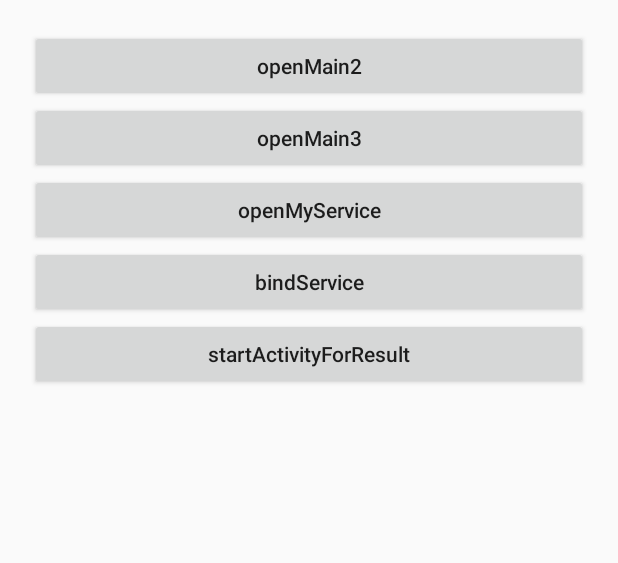
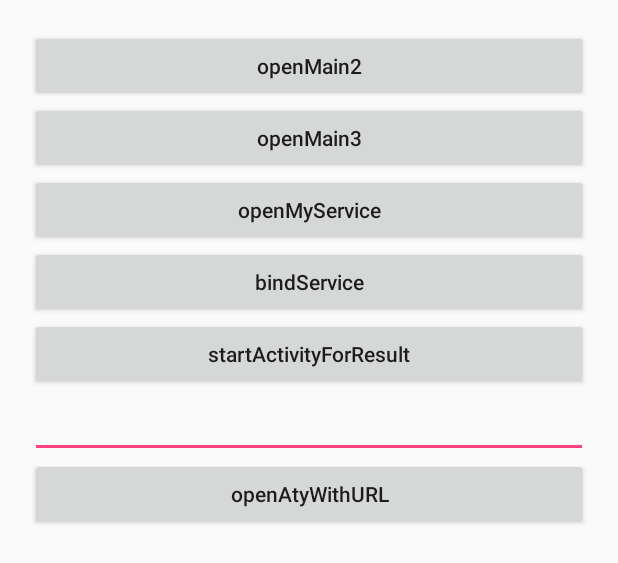
Before and after one commit to richardwrq/KRouter, an Android app: the layout activity_main.xml on its own in the app's theme, with its tools: preview values and no code run, on a phone screen of 412 x 824 dp. Shown: the top 563 px of the screen. Run offline under Robolectric (Android 15) with nearby library versions, the phone set to English and light mode, and no system bars.

Commit message:
[feature]支持Activity动画跳转、支持URL跳转

```diff
--- a/app/src/main/res/layout/activity_main.xml
+++ b/app/src/main/res/layout/activity_main.xml
@@ -39,6 +39,19 @@
 			android:layout_height="wrap_content"
 			android:onClick="startActivityForResult"
 			android:text="startActivityForResult"/>
+
+		<EditText
+			android:id="@+id/etURL"
+			android:layout_width="match_parent"
+			android:layout_height="wrap_content"
+			android:singleLine="true"
+			android:textColor="@android:color/holo_blue_light"/>
+
+		<Button
+			android:layout_width="match_parent"
+			android:layout_height="wrap_content"
+			android:text="openAtyWithURL"
+			android:onClick="openAtyWithURL"/>
 	</LinearLayout>
 
 </ScrollView>
--- a/krouter-api/src/main/java/com/github/richardwrq/krouter/api/core/RouteHandlerFactory.kt
+++ b/krouter-api/src/main/java/com/github/richardwrq/krouter/api/core/RouteHandlerFactory.kt
@@ -106,8 +106,8 @@ internal class ActivityHandler(routeMetadata: RouteMetadata) : AbsRouteHandler(r
                     Logger.d("startActivity >> ${routeMetadata.clazz.simpleName}")
                     ActivityCompat.startActivity(context, intent, navigator.options)
                 }
-                if ((navigator.enterAnim > 0 || navigator.exitAnim > 0) && context is Activity) {
-                    context.overridePendingTransition(navigator.enterAnim, navigator.exitAnim)
+                if (navigator.enterAnim > 0 || navigator.exitAnim > 0) {
+                    navigator.activity?.overridePendingTransition(navigator.enterAnim, navigator.exitAnim)
                 }
                 navigator.routeArrivedCallback?.invoke(navigator, routeMetadata.clazz.name)
             } catch (e: ActivityNotFoundException) {
```
Also changed, not shown: app/src/main/AndroidManifest.xml (+13 -0 lines), app/src/main/java/com/github/richardwrq/krouter/activity/MainActivity.java (+17 -2 lines), common/src/main/java/com/github/richardwrq/common/RouterTable.java (+8 -8 lines), krouter-api/src/main/java/com/github/richardwrq/krouter/api/activity/SchameFilterActivity.kt (added, +23 -0 lines), krouter-api/src/main/java/com/github/richardwrq/krouter/api/core/KRouter.kt (+23 -6 lines), 2 other files.
